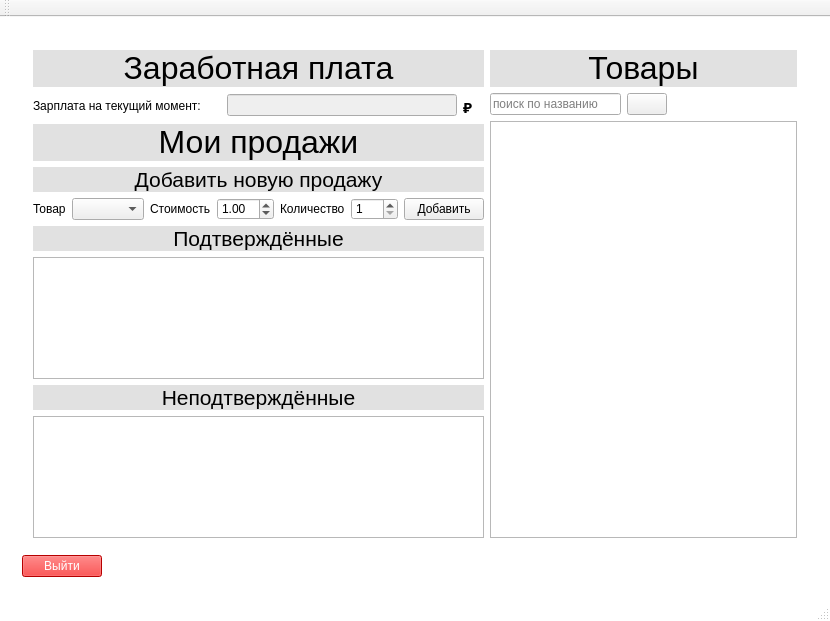
Polikarpova/iSalary, file iSalary/iSalary/mainwindow.ui: the form before one commit.
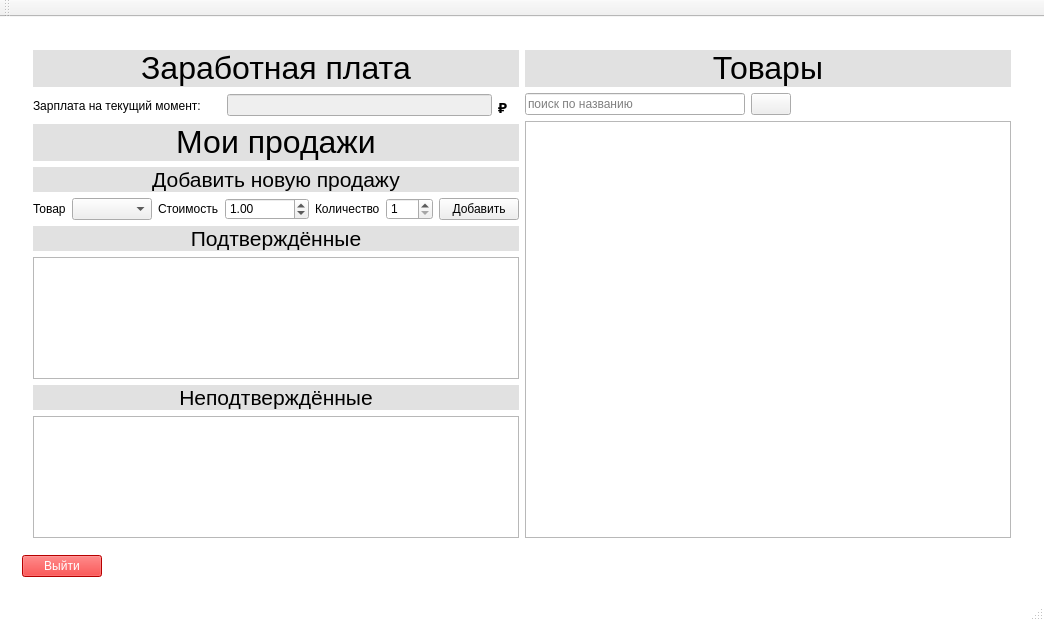
The form after the commit. The open tabs and pages were chosen to show the change. Icons and pictures are not drawn.

Commit message: Окончательно слила свой код и код Димы

```diff
--- a/iSalary/iSalary/mainwindow.ui
+++ b/iSalary/iSalary/mainwindow.ui
@@ -6,8 +6,8 @@
    <rect>
     <x>0</x>
     <y>0</y>
-    <width>814</width>
-    <height>620</height>
+    <width>1044</width>
+    <height>611</height>
    </rect>
   </property>
   <property name="windowTitle">
@@ -2090,6 +2090,9 @@
                   <property name="minimum">
                    <double>0.010000000000000</double>
                   </property>
+                  <property name="maximum">
+                   <double>99999999.000000000000000</double>
+                  </property>
                   <property name="singleStep">
                    <double>0.010000000000000</double>
                   </property>
```
Left out of the diff: 6 changed lines with no effect on the pictures. The commit also changes 2 other files.
